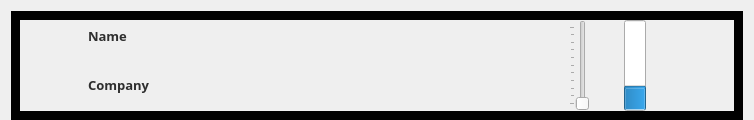
akru/conference-speaker-server, file ServerGui/channel_widget.ui: the form before one commit.
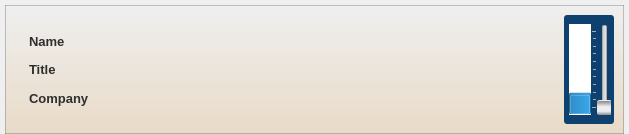
The form after the commit. Icons and pictures are not drawn.

Commit message: record button; fonts; sliders and clients list

Patch:
```diff
--- a/ServerGui/channel_widget.ui
+++ b/ServerGui/channel_widget.ui
@@ -6,44 +6,89 @@
    <rect>
     <x>0</x>
     <y>0</y>
-    <width>754</width>
-    <height>120</height>
+    <width>629</width>
+    <height>122</height>
    </rect>
   </property>
-  <property name="minimumSize">
-   <size>
-    <width>480</width>
-    <height>120</height>
-   </size>
-  </property>
   <property name="maximumSize">
    <size>
     <width>16777215</width>
-    <height>132</height>
+    <height>122</height>
    </size>
   </property>
   <property name="windowTitle">
    <string>Form</string>
   </property>
+  <property name="styleSheet">
+   <string notr="true">QFrame {
+	font: bold 10pt;
+    color: #2E2E2E;
+	shadow: ;
+}
+
+QFrame#frame {
+    border: 1px solid rgba(80,80,80,80);
+	background-color: qlineargradient(spread:pad, x1:0, y1:1, x2:0, y2:0, stop:0 rgba(219, 173, 114, 80), stop:1 rgba(231, 231, 231, 0));
+}
+
+QSlider {
+    padding: 0;
+    margin: 0;
+}
+
+QSlider::groove:vertical {
+     position: absolute; /*  absolutely position 4px from the left and right of the widget. setting margins on the widget should work too... */
+     left: 0; right: 0; top: 0; bottom: 0;
+     width: 20px;
+	 background-image: url(:/gui/volume-slider-bg);
+ }
+
+ QSlider::handle:vertical {
+     height: 18px;
+     background: qlineargradient(spread:pad, x1:0, y1:0, x2:0, y2:1, stop:0 rgba(128, 128, 128, 255), stop:0.423729 rgba(237, 237, 237, 255), stop:0.740113 rgba(237, 237, 237, 255), stop:1 rgba(140, 140, 140, 255));
+     margin: 0 6px; /* expand outside the groove */
+     border-top: 1px solid rgba(236,236,236,255);
+     border-radius: 2px;
+ }
+
+QSlider#volumeSlider::add-page:vertical {
+	background-image: url(:/gui/volume-slider-sub-bg);
+}
+
+QFrame#volumeFrame {
+    border-radius: 3px;
+    border: 0;
+    background: rgba(14,64,112,255);
+}
+
+QProgressBar {
+    border: 0;
+	background-image: url(:/gui/volume-slider-bg);
+}
+
+QProgressBar::chunk {
+	background-image: url(:/gui/volume-slider-sub-bg);
+    margin-top: 0.5px;
+    height: 5px;
+}</string>
+  </property>
   <layout class="QHBoxLayout" name="horizontalLayout">
+   <property name="leftMargin">
+    <number>5</number>
+   </property>
+   <property name="topMargin">
+    <number>5</number>
+   </property>
+   <property name="rightMargin">
+    <number>5</number>
+   </property>
    <property name="bottomMargin">
     <number>0</number>
    </property>
    <item>
     <widget class="QFrame" name="frame">
      <property name="styleSheet">
-      <string notr="true">QFrame {
-	font-family: CenturyGothic;
-	font: bold 10pt;
-    color: #2E2E2E;
-	shadow: ;
-}
-
-QWidget#frame {
-    border: 9px solid black;
-	border-image: url(:/gui/channel-box) 9;
-}
-</string>
+      <string notr="true"/>
      </property>
      <property name="frameShape">
       <enum>QFrame::StyledPanel</enum>
@@ -57,86 +102,68 @@
      <property name="midLineWidth">
       <number>0</number>
      </property>
-     <layout class="QGridLayout" name="gridLayout">
+     <layout class="QHBoxLayout" name="horizontalLayout_3">
       <property name="leftMargin">
-       <number>0</number>
+       <number>9</number>
       </property>
       <property name="topMargin">
-       <number>0</number>
+       <number>9</number>
       </property>
       <property name="rightMargin">
-       <number>0</number>
+       <number>9</number>
       </property>
       <property name="bottomMargin">
-       <number>0</number>
+       <number>9</number>
       </property>
-      <item row="0" column="6" rowspan="2">
-       <widget class="QProgressBar" name="volumeBar">
-        <property name="styleSheet">
-         <string notr="true">margin-right: 50px;</string>
-        </property>
-        <property name="value">
-         <number>24</number>
-        </property>
-        <property name="textVisible">
-         <bool>false</bool>
-        </property>
-        <property name="orientation">
-         <enum>Qt::Vertical</enum>
-        </property>
-        <property name="invertedAppearance">
-         <bool>false</bool>
-        </property>
-       </widget>
-      </item>
-      <item row="0" column="7">
-       <widget class="QPushButton" name="closeButton">
-        <property name="enabled">
-         <bool>true</bool>
-        </property>
-        <property name="minimumSize">
-         <size>
-          <width>32</width>
-          <height>32</height>
-         </size>
-        </property>
-        <property name="maximumSize">
-         <size>
-          <width>32</width>
-          <height>32</height>
-         </size>
-        </property>
-        <property name="font">
-         <font>
-          <pointsize>19</pointsize>
-         </font>
-        </property>
+      <item>
+       <widget class="QLabel" name="label">
         <property name="text">
          <string/>
         </property>
-        <property name="iconSize">
-         <size>
-          <width>32</width>
-          <height>32</height>
-         </size>
+        <property name="pixmap">
+         <pixmap resource="resource.qrc">:/gui/avatar</pixmap>
         </property>
-        <property name="checkable">
+        <property name="scaledContents">
          <bool>false</bool>
         </property>
-        <property name="flat">
-         <bool>true</bool>
-        </property>
        </widget>
       </item>
-      <item row="0" column="1">
-       <widget class="QLabel" name="nameLabel">
-        <property name="text">
-         <string>Name</string>
+      <item>
+       <layout class="QVBoxLayout" name="verticalLayout">
+        <property name="leftMargin">
+         <number>0</number>
         </property>
-       </widget>
+        <property name="topMargin">
+         <number>15</number>
+        </property>
+        <property name="bottomMargin">
+         <number>15</number>
+        </property>
+        <item>
+         <widget class="QLabel" name="nameLabel">
+          <property name="text">
+           <string>Name</string>
+          </property>
+         </widget>
+        </item>
+        <item>
+         <widget class="QLabel" name="titleLabel">
+          <property name="text">
+           <string>Title</string>
+          </property>
+         </widget>
+        </item>
+        <item>
+         <widget class="QLabel" name="companyLabel">
+          <property name="text">
+           <string>Company</string>
+          </property>
+         </widget>
+        </item>
+       </layout>
       </item>
-      <item row="0" column="2" rowspan="2">
-       <spacer name="horizontalSpacer_2">
+      <item>
+       <spacer name="horizontalSpacer">
         <property name="orientation">
          <enum>Qt::Horizontal</enum>
         </property>
@@ -148,75 +175,69 @@
         </property>
        </spacer>
       </item>
-      <item row="0" column="3" rowspan="2">
-       <widget class="QLabel" name="label_2">
-        <property name="text">
-         <string/>
+      <item>
+       <widget class="QFrame" name="volumeFrame">
+        <property name="frameShape">
+         <enum>QFrame::StyledPanel</enum>
         </property>
-        <property name="pixmap">
-         <pixmap>:/res/images/face.png</pixmap>
+        <property name="frameShadow">
+         <enum>QFrame::Raised</enum>
         </property>
-       </widget>
-      </item>
-      <item row="0" column="0" rowspan="2">
-       <widget class="QLabel" name="avatar">
-        <property name="minimumSize">
-         <size>
-          <width>62</width>
-          <height>72</height>
-         </size>
-        </property>
-        <property name="maximumSize">
-         <size>
-          <width>62</width>
-          <height>72</height>
-         </size>
-        </property>
-        <property name="text">
-         <string/>
-        </property>
-        <property name="pixmap">
-         <pixmap resource="resource.qrc">:/gui/avatar</pixmap>
-        </property>
-        <property name="scaledContents">
-         <bool>true</bool>
-        </property>
-       </widget>
-      </item>
-      <item row="0" column="4" rowspan="2">
-       <widget class="QSlider" name="volumeSlider">
-        <property name="orientation">
-         <enum>Qt::Vertical</enum>
-        </property>
-        <property name="invertedAppearance">
-         <bool>false</bool>
-        </property>
-        <property name="invertedControls">
-         <bool>false</bool>
-        </property>
-        <property name="tickPosition">
-         <enum>QSlider::TicksAbove</enum>
-        </property>
-       </widget>
-      </item>
-      <item row="1" column="1">
-       <widget class="QLabel" name="companyLabel">
-        <property name="text">
-         <string>Company</string>
-        </property>
-       </widget>
-      </item>
-      <item row="0" column="5" rowspan="2">
-       <widget class="QLabel" name="label_3">
-        <property name="styleSheet">
-         <string notr="true">margin-left: 15px;</string>
-        </property>
-        <property name="text">
-         <string/>
-        </property>
-        <property name="pixmap">
-         <pixmap>:/res/images/hear.png</pixmap>
-        </property>
+        <layout class="QHBoxLayout" name="horizontalLayout_4">
+         <property name="spacing">
+          <number>0</number>
+         </property>
+         <property name="leftMargin">
+          <number>5</number>
+         </property>
+         <property name="rightMargin">
+          <number>3</number>
+         </property>
+         <item>
+          <widget class="QProgressBar" name="volumeBar">
+           <property name="maximumSize">
+            <size>
+             <width>16777215</width>
+             <height>16777215</height>
+            </size>
+           </property>
+           <property name="value">
+            <number>20</number>
+           </property>
+           <property name="textVisible">
+            <bool>false</bool>
+           </property>
+           <property name="orientation">
+            <enum>Qt::Vertical</enum>
+           </property>
+           <property name="invertedAppearance">
+            <bool>false</bool>
+           </property>
+           <property name="textDirection">
+            <enum>QProgressBar::TopToBottom</enum>
+           </property>
+           <property name="format">
+            <string/>
+           </property>
+          </widget>
+         </item>
+         <item>
+          <widget class="QSlider" name="volumeSlider">
+           <property name="orientation">
+            <enum>Qt::Vertical</enum>
+           </property>
+           <property name="invertedAppearance">
+            <bool>false</bool>
+           </property>
+           <property name="invertedControls">
+            <bool>false</bool>
+           </property>
+           <property name="tickPosition">
+            <enum>QSlider::TicksAbove</enum>
+           </property>
+          </widget>
+         </item>
+        </layout>
        </widget>
       </item>
      </layout>
```
Left out of the diff: 19 changed lines with no effect on the pictures. The commit also changes 23 other files.
